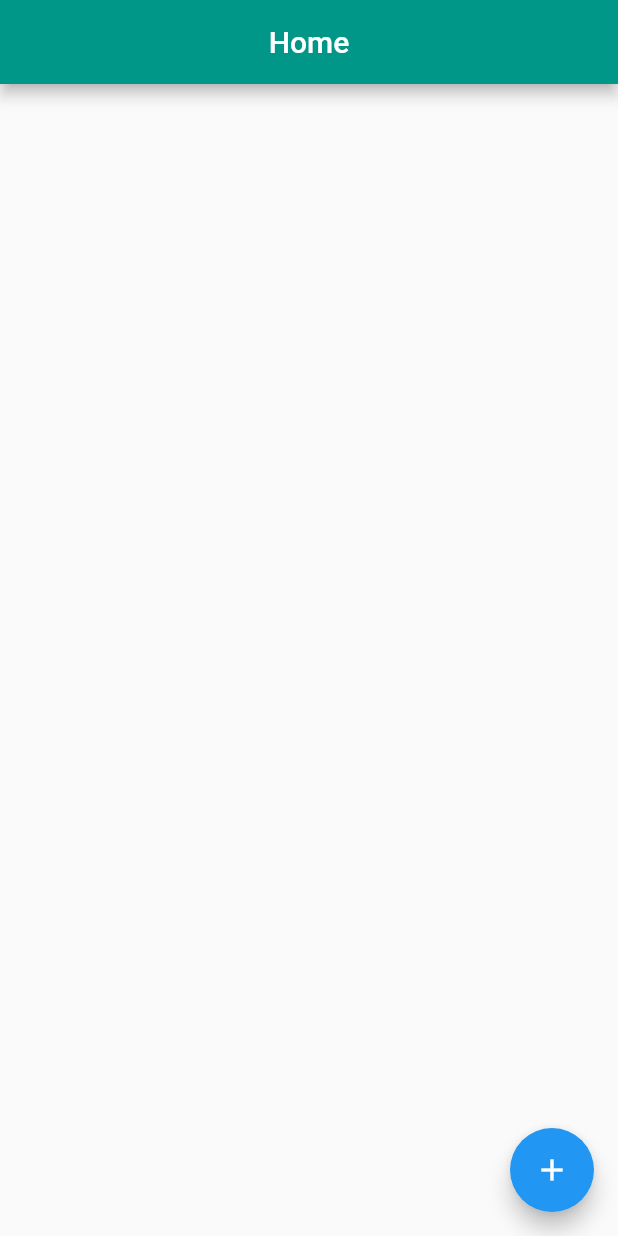
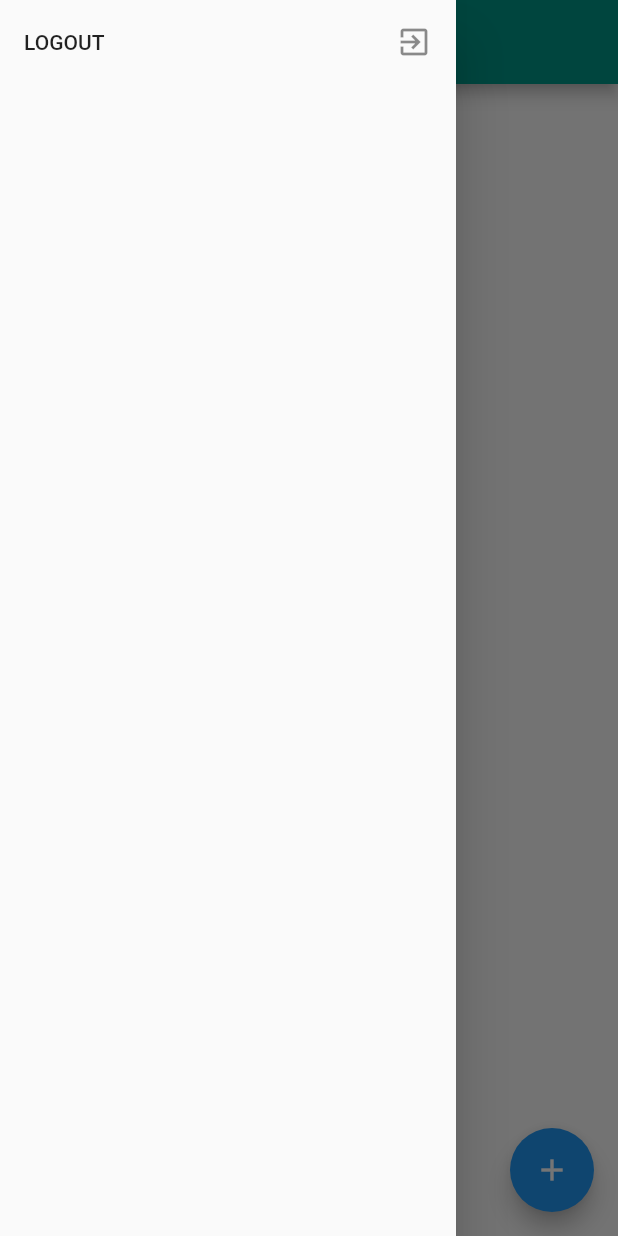
Before and after one commit to soufi-43/ToDo-App, a Flutter app: the HomeScreen screen opened directly, with the side drawer open (before the commit the screen has no drawer), on a phone screen of 412 x 824 dp. Run offline on Flutter 3.47's test engine with Material 2 defaults, Android fonts, the phone set to English and light mode, and no system bars; our stand-ins replace cloud_firestore, firebase_auth; accounts and stored records are empty.

```diff
--- a/lib/todo/home.dart
+++ b/lib/todo/home.dart
@@ -1,5 +1,7 @@
 import 'package:cloud_firestore/cloud_firestore.dart';
+import 'package:firebase_auth/firebase_auth.dart';
 import 'package:flutter/material.dart';
+import 'package:todoapp/auth/login.dart';
 import 'package:todoapp/todo/newtodo.dart';
 import 'utilities.dart';
 
@@ -9,22 +11,78 @@ class HomeScreen extends StatefulWidget {
 }
 
 class _HomeScreenState extends State<HomeScreen> {
+  FirebaseUser _user;
+
+  bool _hasError = false;
+
+  bool _isLoading = true;
+
+  String _errorMessage;
+
+  String _name ;
+
+  @override
+  void initState() {
+    // TODO: implement initState
+    super.initState();
+    FirebaseAuth.instance.currentUser().then((user) {
 
 
 
+      Firestore.instance.collection('profiles').where('user_id',isEqualTo: user.uid).getDocuments().then((snapshotQuery){
+
+
+        setState(() {
+          _name = snapshotQuery.documents[0]['name'];
+
+          _user = user;
+          _isLoading = false;
+          _hasError = false;
+        });
+
+      });
+
+
+
+
+    }).catchError((error) {
+      setState(() {
+        _hasError = true;
+        _errorMessage = error.toString();
+      });
+    });
+  }
 
   @override
   Widget build(BuildContext context) {
     return Scaffold(
       appBar: AppBar(
         centerTitle: true,
-        title: Text('Home'),
+        title: _isLoading ?Text('Home') : (_hasError ? _error(context, _errorMessage):Text(_name))  ,
+      ),
+      drawer: Drawer(
+        child: ListView(
+          children: <Widget>[
+            ListTile(
+              title: Text('LOGOUT'),
+              trailing: Icon(Icons.exit_to_app),
+              onTap: () async {
+                FirebaseAuth.instance.signOut().then((_) {
+                  Navigator.of(context).pop();
+                  Navigator.of(context).pushReplacement(MaterialPageRoute(
+                    builder: (context) => LoginScreen(),
+                  ));
+                });
+              },
+            ),
+          ],
+        ),
       ),
       floatingActionButton: FloatingActionButton(
         onPressed: _newToDo,
         child: Icon(Icons.add),
       ),
-      body: _content(context),
+      body: _conTent(context),
     );
   }
 
@@ -33,16 +91,27 @@ class _HomeScreenState extends State<HomeScreen> {
         .push(MaterialPageRoute(builder: (context) => NewToDo()));
   }
 
-  Widget _content(BuildContext context) {
+  Widget _conTent(BuildContext context) {
     return Padding(
       padding: EdgeInsets.all(24),
-      child: StreamBuilder(
-        stream: Firestore.instance.collection(collections['todos']).orderBy('done').snapshots(),
+      child: _isLoading
+          ? loading(context)
+          : (_hasError ? _error(context, _errorMessage) : content(context)),
+    );
+  }
+
+  Widget content(BuildContext context) {
+    return StreamBuilder(
+      stream: Firestore.instance
+          .collection(collections['todos'])
+          .where('user_id', isEqualTo: _user.uid)
+          .orderBy('done')
+          .snapshots(),
       // ignore: missing_return
       builder: (BuildContext context, AsyncSnapshot snapshot) {
         switch (snapshot.connectionState) {
           case ConnectionState.none:
-              return _error(context, 'No connectionis made');
+            return _error(context, 'No connection is made');
 
             break;
           case ConnectionState.waiting:
@@ -65,7 +134,12 @@ class _HomeScreenState extends State<HomeScreen> {
             break;
         }
       },
-      ),
+    );
+  }
+
+  Widget loading(BuildContext context) {
+    return Center(
+      child: CircularProgressIndicator(),
     );
   }
 
@@ -94,7 +168,10 @@ class _HomeScreenState extends State<HomeScreen> {
               ),
               trailing: IconButton(
                 onPressed: () {
-                  Firestore.instance.collection(collections['todos']).document(data.documents[position].documentID).delete() ;
+                  Firestore.instance
+                      .collection(collections['todos'])
+                      .document(data.documents[position].documentID)
+                      .delete();
                 },
                 icon: Icon(
                   Icons.delete,
```
Also changed, not shown: lib/auth/register.dart (+38 -13 lines). Lines whose indentation alone changed are shown as unchanged.
